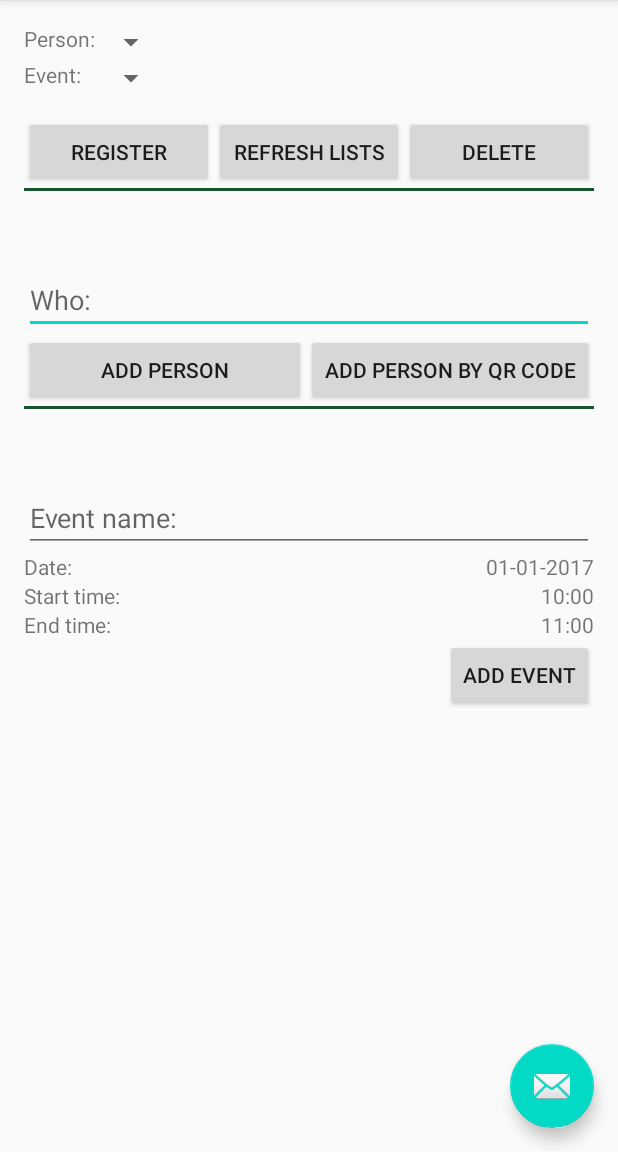
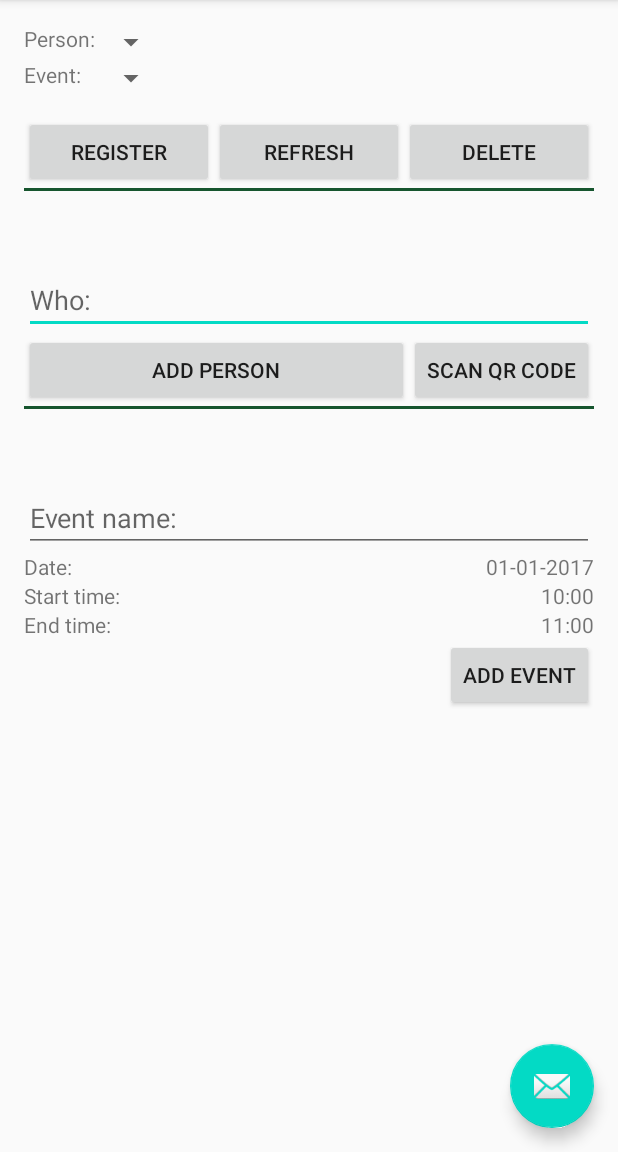
Before and after one commit to scaamp/TIM_EVENT_REGISTRATION, an Android app: the screen it shows after launch (MainActivity), on a phone screen of 412 x 824 dp, the part 84-1236 px from its top. Run offline under Robolectric (Android 15) with nearby library versions, the phone set to English and light mode, and no system bars; libraries missing offline, so code that uses them is left out: com.loopj.android, cz.msebera.android; 1 statement that could not run was skipped.

Commit message:
Scanner updated

```diff
--- a/EventRegistration-Android/app/src/main/res/values/strings.xml
+++ b/EventRegistration-Android/app/src/main/res/values/strings.xml
@@ -15,8 +15,8 @@
     <string name="register_button">Register</string>
     <string name="delete_button">Delete</string>
     <string name="newevent_hint">Event name:</string>
-    <string name="refresh_button">Refresh lists</string>
+    <string name="refresh_button">Refresh</string>
     <string name="name_prompt">Select name</string>
-    <string name="scan_qr_code">Add person by QR CODE</string>
+    <string name="scan_qr_code">Scan QR CODE</string>
 
 </resources>
```
Also changed, not shown: EventRegistration-Android/app/src/main/java/tim/eventregistration/MainActivity.java (+7 -8 lines), 4 other files.
